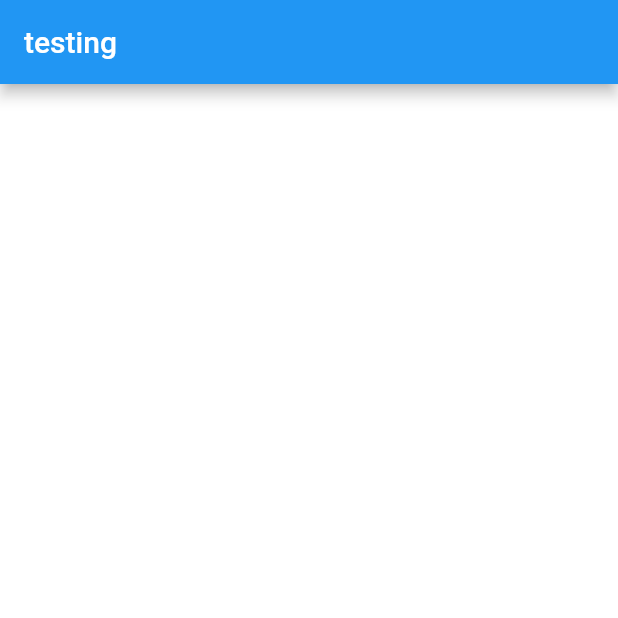
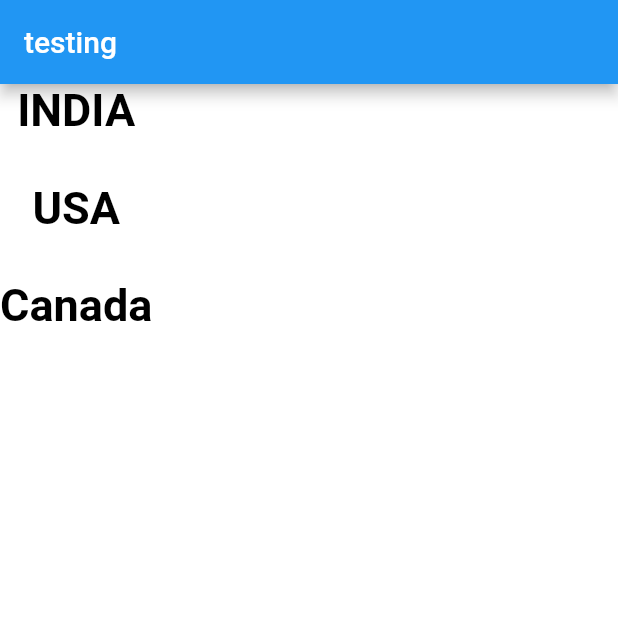
Before and after one commit to Abhi902/Testing-Graphql, a Flutter app: the screen it shows after launch, on a phone screen of 412 x 824 dp, the top half of it. Run offline on Flutter 3.47's test engine with Material 2 defaults, Android fonts, the phone set to English and light mode, and no system bars; our stand-ins replace graphql_flutter.

Commit message:
fourth commit

```diff
--- a/lib/main.dart
+++ b/lib/main.dart
@@ -29,7 +29,32 @@ class _LoginScreenState extends State<LoginScreen>
       appBar: AppBar(
         title: Text('testing'),
       ),
-      body: mutation(),
+      body: Column(
+        mainAxisAlignment: MainAxisAlignment.start,
+        children: <Widget>[
+          Text(
+            'INDIA',
+            style: TextStyle(
+                fontSize: 30, color: Colors.black, fontWeight: FontWeight.bold),
+          ),
+          SizedBox(
+            height: 30,
+          ),
+          Text(
+            'USA',
+            style: TextStyle(
+                fontSize: 30, color: Colors.black, fontWeight: FontWeight.bold),
+          ),
+          SizedBox(
+            height: 30,
+          ),
+          Text(
+            'Canada',
+            style: TextStyle(
+                fontSize: 30, color: Colors.black, fontWeight: FontWeight.bold),
+          )
+        ],
+      ),
     );
   }
 }
```
